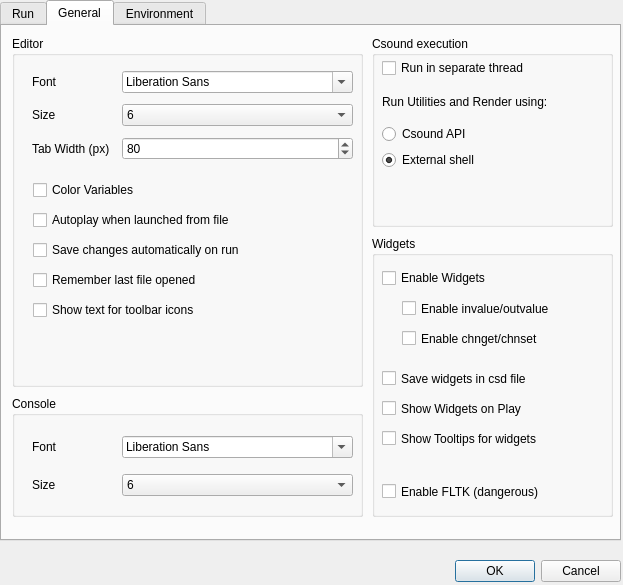
Old version of the form src/configdialog.ui in the repository CsoundQt/CsoundQt.
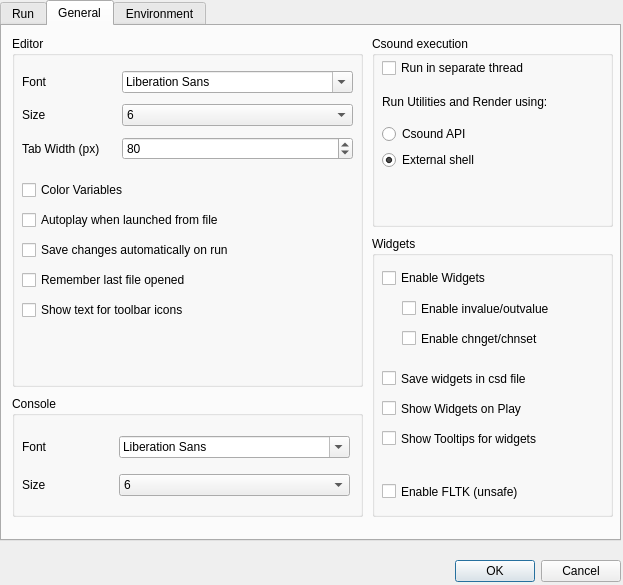
New version of the form. The open tabs and pages were chosen to show the change.

What changed in the file:
```diff
--- a/src/configdialog.ui
+++ b/src/configdialog.ui
@@ -512,9 +512,9 @@
      <widget class="QWidget" name="layoutWidget" >
       <property name="geometry" >
        <rect>
-        <x>20</x>
+        <x>10</x>
         <y>30</y>
-        <width>321</width>
+        <width>331</width>
         <height>99</height>
        </rect>
       </property>
@@ -636,7 +636,7 @@
      <widget class="QWidget" name="layoutWidget" >
       <property name="geometry" >
        <rect>
-        <x>21</x>
+        <x>10</x>
         <y>140</y>
         <width>273</width>
         <height>151</height>
@@ -705,9 +705,9 @@
      <widget class="QWidget" name="layoutWidget_5" >
       <property name="geometry" >
        <rect>
-        <x>20</x>
+        <x>10</x>
         <y>30</y>
-        <width>321</width>
+        <width>328</width>
         <height>81</height>
        </rect>
       </property>
@@ -907,7 +907,7 @@
        <string>FLTK widgets from Csound can crash when running using the API. Preferably leave unchecked and run Csound from the terminal</string>
       </property>
       <property name="text" >
-       <string>Enable FLTK (dangerous)</string>
+       <string>Enable FLTK (unsafe)</string>
       </property>
      </widget>
     </widget>
```
Left out of the diff: 19 changed lines with no effect on the pictures.
